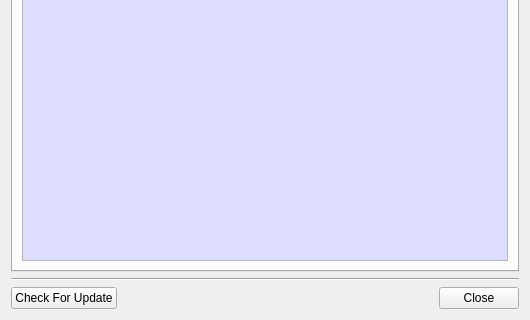
This is CertMan/about_dlg.ui in jykim74/CertMan as Qt 5 draws it before an edit; both pictures show x 0 to 530 and y 201 to 521 of the 530 by 521 pixel window. The edited form follows.
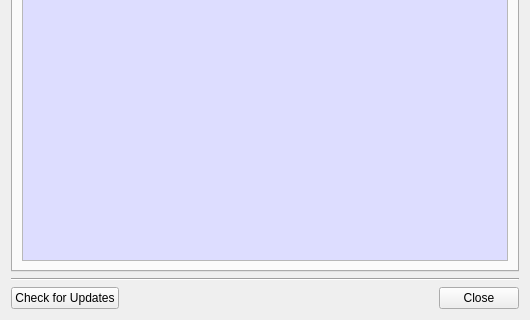
This is the edited form. Icons and pictures are not drawn.

```diff
--- a/CertMan/about_dlg.ui
+++ b/CertMan/about_dlg.ui
@@ -185,7 +185,7 @@
      <item row="0" column="0">
       <widget class="QPushButton" name="mCheckUpdateBtn">
        <property name="text">
-        <string>Check For Update</string>
+        <string>Check for Updates</string>
        </property>
       </widget>
      </item>
```
